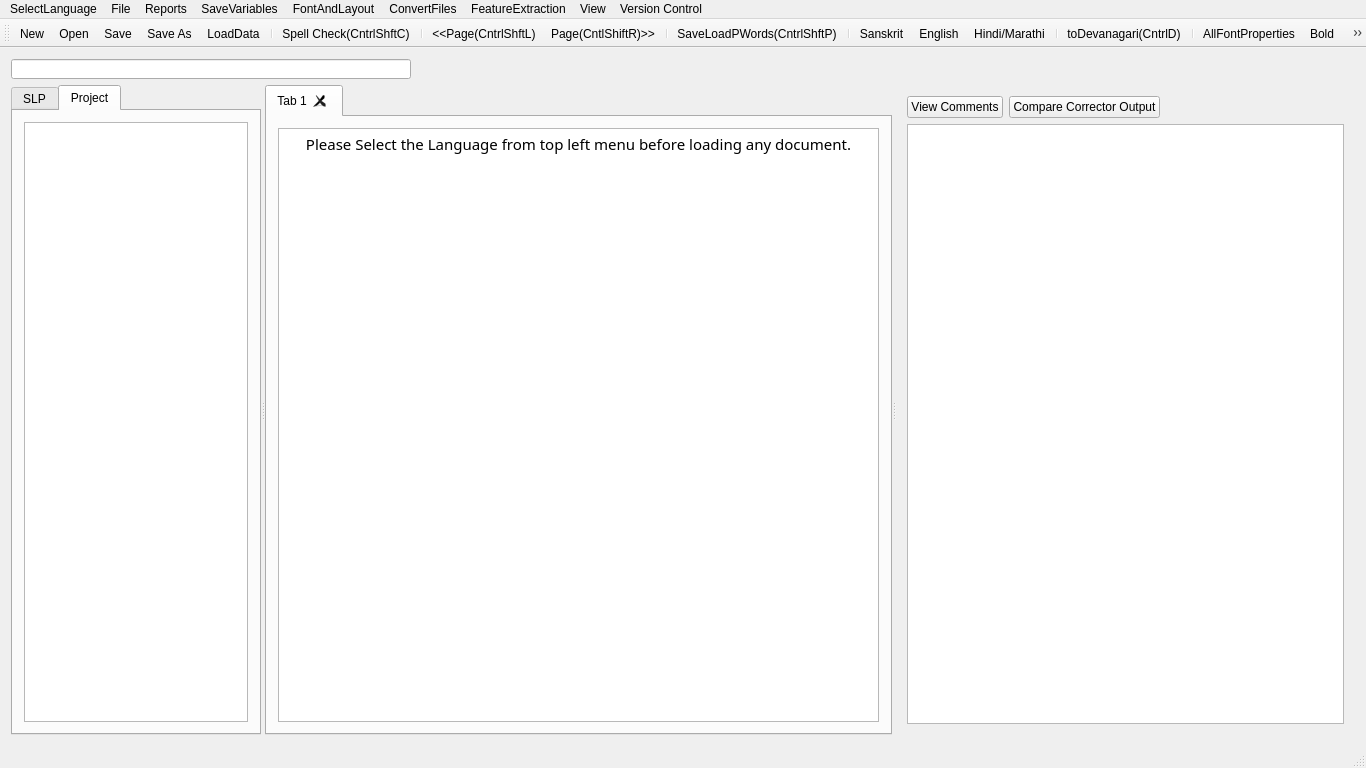
First picture: the form in FrameWorkCode/mainwindow.ui, repository UDAAN-LEAP/leap-pe-tool, before the edit.
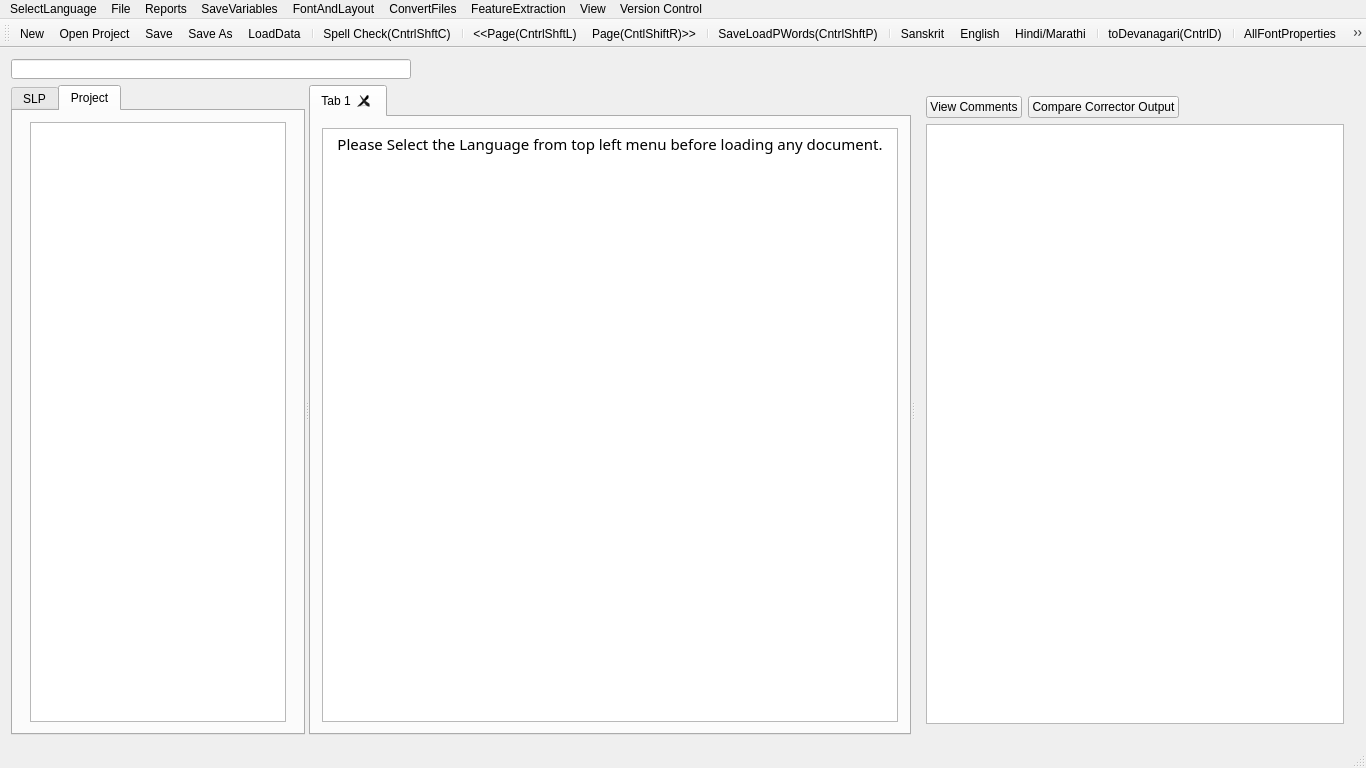
Second picture: the form after the edit. The open tabs and pages were chosen to show the change. Icons and pictures are not drawn.

Patch:
```diff
--- a/FrameWorkCode/mainwindow.ui
+++ b/FrameWorkCode/mainwindow.ui
@@ -60,7 +60,7 @@
        </property>
        <property name="maximumSize">
         <size>
-         <width>250</width>
+         <width>16777215</width>
          <height>16777215</height>
         </size>
        </property>
@@ -129,7 +129,7 @@
            </property>
            <property name="maximumSize">
             <size>
-             <width>250</width>
+             <width>16777215</width>
              <height>16777215</height>
             </size>
            </property>
@@ -428,7 +428,7 @@
     <bool>false</bool>
    </attribute>
    <addaction name="actionNew"/>
-   <addaction name="actionOpen"/>
+   <addaction name="actionOpen_Project"/>
    <addaction name="actionSave"/>
    <addaction name="actionSave_As"/>
    <addaction name="actionLoadData"/>
@@ -460,13 +460,13 @@
    <addaction name="actionDiacritics"/>
   </widget>
   <widget class="QStatusBar" name="statusBar"/>
-  <action name="actionOpen">
+  <action name="actionOpen_Project">
    <property name="icon">
     <iconset resource="AppResources.qrc">
      <normaloff>:/Images/open.png</normaloff>:/Images/open.png</iconset>
    </property>
    <property name="text">
-    <string>Open</string>
+    <string>Open Project</string>
    </property>
    <property name="shortcut">
     <string>Ctrl+O</string>
```
Left out of the diff: 21 changed lines with no effect on the pictures.
